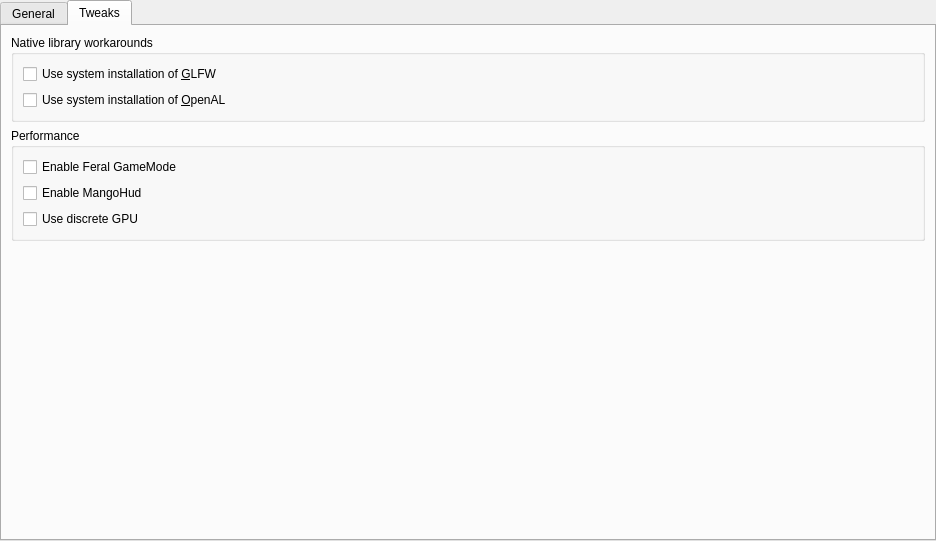
PrismLauncher/PrismLauncher, file launcher/ui/pages/global/MinecraftPage.ui: the form before one commit.
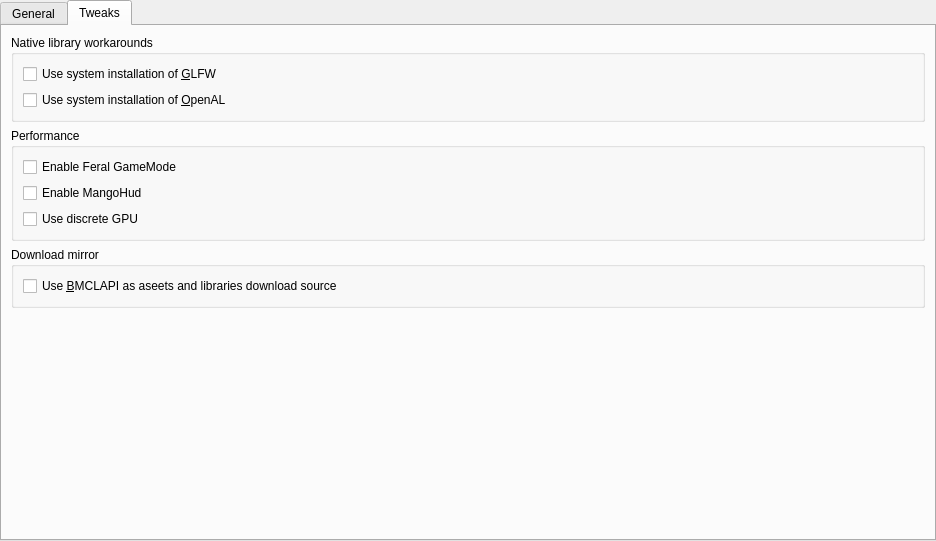
The form after the commit. The open tabs and pages were chosen to show the change.

Commit message: Add BMCLAPI as an alternative download source

```diff
--- a/launcher/ui/pages/global/MinecraftPage.ui
+++ b/launcher/ui/pages/global/MinecraftPage.ui
@@ -252,6 +252,22 @@
          </layout>
         </widget>
        </item>
+       <item>
+        <widget class="QGroupBox" name="downloadMirrorGroupBox">
+         <property name="title">
+          <string>Download mirror</string>
+         </property>
+         <layout class="QVBoxLayout" name="verticalLayout_5">
+          <item>
+           <widget class="QCheckBox" name="useBMCLAPI">
+            <property name="text">
+             <string>Use &amp;BMCLAPI as aseets and libraries download source</string>
+            </property>
+           </widget>
+          </item>
+         </layout>
+        </widget>
+       </item>
        <item>
         <spacer name="verticalSpacer">
          <property name="orientation">
```
The commit also changes 9 other files.
